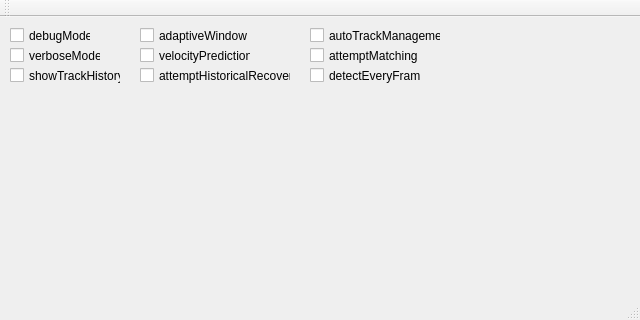
Before: the Qt Designer form qt/flow/mainwindow_flow.ui in steevo87/thermalvis, drawn with Qt 5.
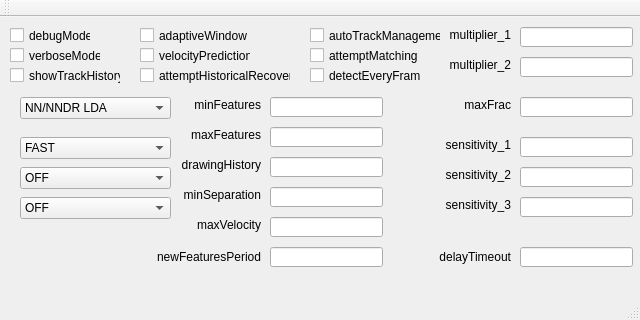
After: the same form once the commit is applied.

Commit message:
Flow GUI completed.
All functionality from ROS implemented.

```diff
--- a/qt/flow/mainwindow_flow.ui
+++ b/qt/flow/mainwindow_flow.ui
@@ -131,6 +131,540 @@
      <string>detectEveryFrame</string>
     </property>
    </widget>
+   <widget class="QLabel" name="maxFeatures_label">
+    <property name="geometry">
+     <rect>
+      <x>170</x>
+      <y>110</y>
+      <width>91</width>
+      <height>16</height>
+     </rect>
+    </property>
+    <property name="text">
+     <string>maxFeatures</string>
+    </property>
+    <property name="alignment">
+     <set>Qt::AlignRight|Qt::AlignTrailing|Qt::AlignVCenter</set>
+    </property>
+   </widget>
+   <widget class="QLineEdit" name="maxFeatures">
+    <property name="geometry">
+     <rect>
+      <x>270</x>
+      <y>110</y>
+      <width>113</width>
+      <height>20</height>
+     </rect>
+    </property>
+    <property name="text">
+     <string/>
+    </property>
+   </widget>
+   <widget class="QLabel" name="minFeaturesLabel">
+    <property name="geometry">
+     <rect>
+      <x>170</x>
+      <y>80</y>
+      <width>91</width>
+      <height>16</height>
+     </rect>
+    </property>
+    <property name="text">
+     <string>minFeatures</string>
+    </property>
+    <property name="alignment">
+     <set>Qt::AlignRight|Qt::AlignTrailing|Qt::AlignVCenter</set>
+    </property>
+   </widget>
+   <widget class="QLineEdit" name="minFeatures">
+    <property name="geometry">
+     <rect>
+      <x>270</x>
+      <y>80</y>
+      <width>113</width>
+      <height>20</height>
+     </rect>
+    </property>
+    <property name="text">
+     <string/>
+    </property>
+   </widget>
+   <widget class="QLineEdit" name="drawingHistory">
+    <property name="geometry">
+     <rect>
+      <x>270</x>
+      <y>140</y>
+      <width>113</width>
+      <height>20</height>
+     </rect>
+    </property>
+    <property name="text">
+     <string/>
+    </property>
+   </widget>
+   <widget class="QLabel" name="drawingHistory_label">
+    <property name="geometry">
+     <rect>
+      <x>170</x>
+      <y>140</y>
+      <width>91</width>
+      <height>16</height>
+     </rect>
+    </property>
+    <property name="text">
+     <string>drawingHistory</string>
+    </property>
+    <property name="alignment">
+     <set>Qt::AlignRight|Qt::AlignTrailing|Qt::AlignVCenter</set>
+    </property>
+   </widget>
+   <widget class="QComboBox" name="matchingMode">
+    <property name="geometry">
+     <rect>
+      <x>20</x>
+      <y>80</y>
+      <width>151</width>
+      <height>22</height>
+     </rect>
+    </property>
+    <property name="currentText">
+     <string>NN/NNDR LDA</string>
+    </property>
+    <property name="currentIndex">
+     <number>2</number>
+    </property>
+    <item>
+     <property name="text">
+      <string>NEAREST NEIGHBOUR</string>
+     </property>
+    </item>
+    <item>
+     <property name="text">
+      <string>NN DISTANCE RATIO</string>
+     </property>
+    </item>
+    <item>
+     <property name="text">
+      <string>NN/NNDR LDA</string>
+     </property>
+    </item>
+   </widget>
+   <widget class="QLineEdit" name="maxFrac">
+    <property name="geometry">
+     <rect>
+      <x>520</x>
+      <y>80</y>
+      <width>113</width>
+      <height>20</height>
+     </rect>
+    </property>
+    <property name="text">
+     <string/>
+    </property>
+   </widget>
+   <widget class="QLabel" name="maxFrac_label">
+    <property name="geometry">
+     <rect>
+      <x>420</x>
+      <y>80</y>
+      <width>91</width>
+      <height>16</height>
+     </rect>
+    </property>
+    <property name="frameShape">
+     <enum>QFrame::NoFrame</enum>
+    </property>
+    <property name="text">
+     <string>maxFrac</string>
+    </property>
+    <property name="alignment">
+     <set>Qt::AlignRight|Qt::AlignTrailing|Qt::AlignVCenter</set>
+    </property>
+   </widget>
+   <widget class="QLineEdit" name="minSeparation">
+    <property name="geometry">
+     <rect>
+      <x>270</x>
+      <y>170</y>
+      <width>113</width>
+      <height>20</height>
+     </rect>
+    </property>
+    <property name="text">
+     <string/>
+    </property>
+   </widget>
+   <widget class="QLabel" name="minSeparation_label">
+    <property name="geometry">
+     <rect>
+      <x>170</x>
+      <y>170</y>
+      <width>91</width>
+      <height>16</height>
+     </rect>
+    </property>
+    <property name="text">
+     <string>minSeparation</string>
+    </property>
+    <property name="alignment">
+     <set>Qt::AlignRight|Qt::AlignTrailing|Qt::AlignVCenter</set>
+    </property>
+   </widget>
+   <widget class="QLabel" name="maxVelocity_label">
+    <property name="geometry">
+     <rect>
+      <x>170</x>
+      <y>200</y>
+      <width>91</width>
+      <height>16</height>
+     </rect>
+    </property>
+    <property name="text">
+     <string>maxVelocity</string>
+    </property>
+    <property name="alignment">
+     <set>Qt::AlignRight|Qt::AlignTrailing|Qt::AlignVCenter</set>
+    </property>
+   </widget>
+   <widget class="QLineEdit" name="maxVelocity">
+    <property name="geometry">
+     <rect>
+      <x>270</x>
+      <y>200</y>
+      <width>113</width>
+      <height>20</height>
+     </rect>
+    </property>
+    <property name="text">
+     <string/>
+    </property>
+   </widget>
+   <widget class="QLineEdit" name="newFeaturesPeriod">
+    <property name="geometry">
+     <rect>
+      <x>270</x>
+      <y>230</y>
+      <width>113</width>
+      <height>20</height>
+     </rect>
+    </property>
+    <property name="text">
+     <string/>
+    </property>
+   </widget>
+   <widget class="QLabel" name="newFeaturesPeriod_label">
+    <property name="geometry">
+     <rect>
+      <x>150</x>
+      <y>230</y>
+      <width>111</width>
+      <height>20</height>
+     </rect>
+    </property>
+    <property name="text">
+     <string>newFeaturesPeriod</string>
+    </property>
+    <property name="alignment">
+     <set>Qt::AlignRight|Qt::AlignTrailing|Qt::AlignVCenter</set>
+    </property>
+   </widget>
+   <widget class="QLineEdit" name="delayTimeout">
+    <property name="geometry">
+     <rect>
+      <x>520</x>
+      <y>230</y>
+      <width>113</width>
+      <height>20</height>
+     </rect>
+    </property>
+    <property name="text">
+     <string/>
+    </property>
+   </widget>
+   <widget class="QLabel" name="delayTimeout_label">
+    <property name="geometry">
+     <rect>
+      <x>400</x>
+      <y>230</y>
+      <width>111</width>
+      <height>20</height>
+     </rect>
+    </property>
+    <property name="text">
+     <string>delayTimeout</string>
+    </property>
+    <property name="alignment">
+     <set>Qt::AlignRight|Qt::AlignTrailing|Qt::AlignVCenter</set>
+    </property>
+   </widget>
+   <widget class="QLineEdit" name="sensitivity_1">
+    <property name="geometry">
+     <rect>
+      <x>520</x>
+      <y>120</y>
+      <width>113</width>
+      <height>20</height>
+     </rect>
+    </property>
+    <property name="text">
+     <string/>
+    </property>
+   </widget>
+   <widget class="QLineEdit" name="sensitivity_2">
+    <property name="geometry">
+     <rect>
+      <x>520</x>
+      <y>150</y>
+      <width>113</width>
+      <height>20</height>
+     </rect>
+    </property>
+    <property name="text">
+     <string/>
+    </property>
+   </widget>
+   <widget class="QLineEdit" name="sensitivity_3">
+    <property name="geometry">
+     <rect>
+      <x>520</x>
+      <y>180</y>
+      <width>113</width>
+      <height>20</height>
+     </rect>
+    </property>
+    <property name="text">
+     <string/>
+    </property>
+   </widget>
+   <widget class="QLabel" name="sensitivity_1_label">
+    <property name="geometry">
+     <rect>
+      <x>420</x>
+      <y>120</y>
+      <width>91</width>
+      <height>16</height>
+     </rect>
+    </property>
+    <property name="frameShape">
+     <enum>QFrame::NoFrame</enum>
+    </property>
+    <property name="text">
+     <string>sensitivity_1</string>
+    </property>
+    <property name="alignment">
+     <set>Qt::AlignRight|Qt::AlignTrailing|Qt::AlignVCenter</set>
+    </property>
+   </widget>
+   <widget class="QLabel" name="sensitivity_2_label">
+    <property name="geometry">
+     <rect>
+      <x>420</x>
+      <y>150</y>
+      <width>91</width>
+      <height>16</height>
+     </rect>
+    </property>
+    <property name="frameShape">
+     <enum>QFrame::NoFrame</enum>
+    </property>
+    <property name="text">
+     <string>sensitivity_2</string>
+    </property>
+    <property name="alignment">
+     <set>Qt::AlignRight|Qt::AlignTrailing|Qt::AlignVCenter</set>
+    </property>
+   </widget>
+   <widget class="QLabel" name="sensitivity_3_label">
+    <property name="geometry">
+     <rect>
+      <x>420</x>
+      <y>180</y>
+      <width>91</width>
+      <height>16</height>
+     </rect>
+    </property>
+    <property name="frameShape">
+     <enum>QFrame::NoFrame</enum>
+    </property>
+    <property name="text">
+     <string>sensitivity_3</string>
+    </property>
+    <property name="alignment">
+     <set>Qt::AlignRight|Qt::AlignTrailing|Qt::AlignVCenter</set>
+    </property>
+   </widget>
+   <widget class="QLineEdit" name="multiplier_1">
+    <property name="geometry">
+     <rect>
+      <x>520</x>
+      <y>10</y>
+      <width>113</width>
+      <height>20</height>
+     </rect>
+    </property>
+    <property name="text">
+     <string/>
+    </property>
+   </widget>
+   <widget class="QLabel" name="multiplier_1_label">
+    <property name="geometry">
+     <rect>
+      <x>420</x>
+      <y>10</y>
+      <width>91</width>
+      <height>16</height>
+     </rect>
+    </property>
+    <property name="frameShape">
+     <enum>QFrame::NoFrame</enum>
+    </property>
+    <property name="text">
+     <string>multiplier_1</string>
+    </property>
+    <property name="alignment">
+     <set>Qt::AlignRight|Qt::AlignTrailing|Qt::AlignVCenter</set>
+    </property>
+   </widget>
+   <widget class="QLabel" name="multiplier_2_label">
+    <property name="geometry">
+     <rect>
+      <x>420</x>
+      <y>40</y>
+      <width>91</width>
+      <height>16</height>
+     </rect>
+    </property>
+    <property name="frameShape">
+     <enum>QFrame::NoFrame</enum>
+    </property>
+    <property name="text">
+     <string>multiplier_2</string>
+    </property>
+    <property name="alignment">
+     <set>Qt::AlignRight|Qt::AlignTrailing|Qt::AlignVCenter</set>
+    </property>
+   </widget>
+   <widget class="QLineEdit" name="multiplier_2">
+    <property name="geometry">
+     <rect>
+      <x>520</x>
+      <y>40</y>
+      <width>113</width>
+      <height>20</height>
+     </rect>
+    </property>
+    <property name="text">
+     <string/>
+    </property>
+   </widget>
+   <widget class="QComboBox" name="detector_1">
+    <property name="geometry">
+     <rect>
+      <x>20</x>
+      <y>120</y>
+      <width>151</width>
+      <height>22</height>
+     </rect>
+    </property>
+    <property name="currentText">
+     <string>FAST</string>
+    </property>
+    <property name="currentIndex">
+     <number>2</number>
+    </property>
+    <item>
+     <property name="text">
+      <string>OFF</string>
+     </property>
+    </item>
+    <item>
+     <property name="text">
+      <string>GFTT</string>
+     </property>
+    </item>
+    <item>
+     <property name="text">
+      <string>FAST</string>
+     </property>
+    </item>
+    <item>
+     <property name="text">
+      <string>HARRIS</string>
+     </property>
+    </item>
+   </widget>
+   <widget class="QComboBox" name="detector_2">
+    <property name="geometry">
+     <rect>
+      <x>20</x>
+      <y>150</y>
+      <width>151</width>
+      <height>22</height>
+     </rect>
+    </property>
+    <property name="currentText">
+     <string>OFF</string>
+    </property>
+    <property name="currentIndex">
+     <number>0</number>
+    </property>
+    <item>
+     <property name="text">
+      <string>OFF</string>
+     </property>
+    </item>
+    <item>
+     <property name="text">
+      <string>GFTT</string>
+     </property>
+    </item>
+    <item>
+     <property name="text">
+      <string>FAST</string>
+     </property>
+    </item>
+    <item>
+     <property name="text">
+      <string>HARRIS</string>
+     </property>
+    </item>
+   </widget>
+   <widget class="QComboBox" name="detector_3">
+    <property name="geometry">
+     <rect>
+      <x>20</x>
+      <y>180</y>
+      <width>151</width>
+      <height>22</height>
+     </rect>
+    </property>
+    <property name="currentText">
+     <string>OFF</string>
+    </property>
+    <property name="currentIndex">
+     <number>0</number>
+    </property>
+    <item>
+     <property name="text">
+      <string>OFF</string>
+     </property>
+    </item>
+    <item>
+     <property name="text">
+      <string>GFTT</string>
+     </property>
+    </item>
+    <item>
+     <property name="text">
+      <string>FAST</string>
+     </property>
+    </item>
+    <item>
+     <property name="text">
+      <string>HARRIS</string>
+     </property>
+    </item>
+   </widget>
   </widget>
   <widget class="QMenuBar" name="menuBar">
    <property name="geometry">
```
The commit also changes 8 other files.
